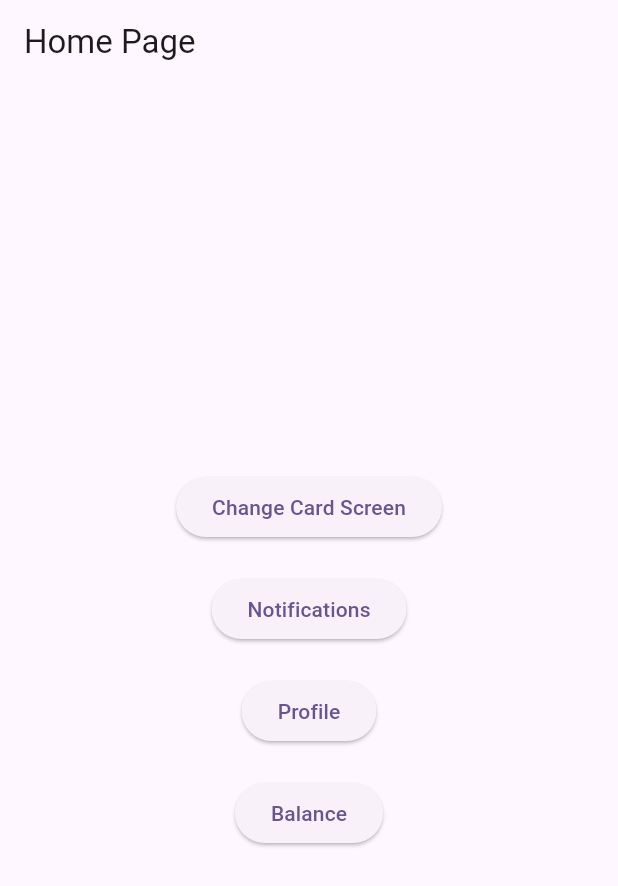
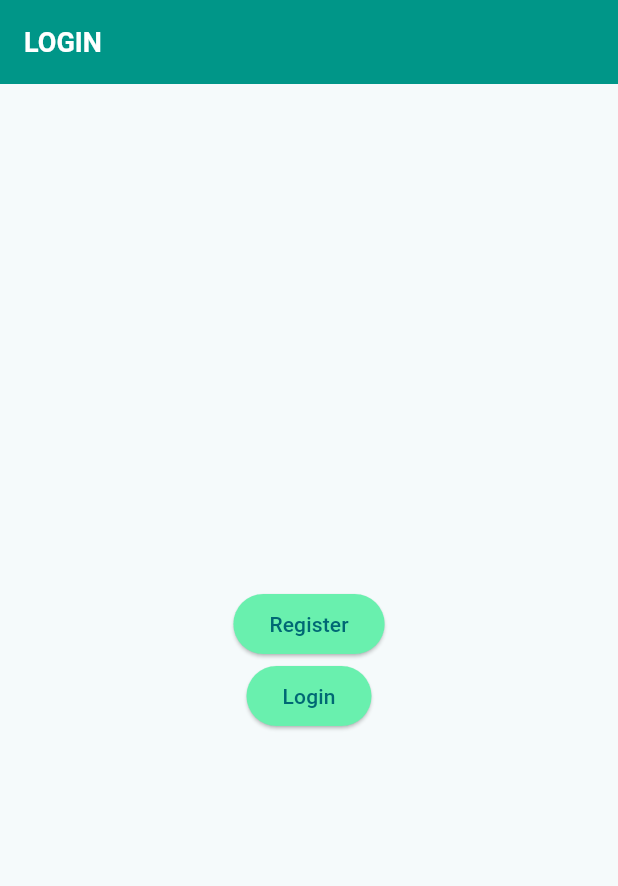
Before and after one commit to iunoz/uts_mobile_banking, a Flutter app: the screen it shows after launch, on a phone screen of 412 x 824 dp. Shown: the top 886 px of the screen. Run offline on Flutter 3.47's test engine with Material 3 defaults, Android fonts, the phone set to English and light mode, and no system bars.

Commit message:
Register_tahap1, menambah function di custom_button, membuat button di login_screen, dan homescreen_tahap1

```diff
--- a/lib/main.dart
+++ b/lib/main.dart
@@ -1,9 +1,5 @@
 import 'package:flutter/material.dart';
-import 'package:uts_mobile_banking/screens/balance_screen.dart';
-import 'screens/changecard_screen.dart';
-import 'widgets/custom_button.dart';
-import 'screens/notification_screen.dart';
-import 'screens/profile_screen.dart';
+import 'screens/login_screen.dart';
 
 void main() {
   runApp(const MyApp());
@@ -18,54 +14,16 @@ class MyApp extends StatelessWidget {
       debugShowCheckedModeBanner: false,
       title: 'Flutter Demo',
       theme: ThemeData(
-        colorScheme: ColorScheme.fromSeed(seedColor: Colors.deepPurple),
+        colorScheme: ColorScheme.fromSeed(
+            seedColor: const Color.fromARGB(255, 255, 255, 255)),
         useMaterial3: true,
+        elevatedButtonTheme: ElevatedButtonThemeData(
+          style: ElevatedButton.styleFrom(
+            backgroundColor: Colors.white,
+          ),
+        ),
       ),
-      home: const MyHomePage(title: 'Home Page'), // Halaman Home
+      home: const LoginScreen(),
     );
   }
 }
-
-class MyHomePage extends StatelessWidget {
-  const MyHomePage({super.key, required this.title});
-
-  final String title;
-
-  @override
-  Widget build(BuildContext context) {
-    return Scaffold(
-      appBar: AppBar(
-        title: Text(title),
-      ),
-      body: Center(
-        child: Column(
-          mainAxisAlignment: MainAxisAlignment.center,
-          children: [
-            // Tombol untuk ChangeCardScreen
-            CustomButton(
-              buttonText: 'Change Card Screen',
-              destination: ChangeCardScreen(),
-            ),
-            SizedBox(height: 20), // jarak antar tombol
-            // Tombol untuk NotificationScreen
-            CustomButton(
-              buttonText: 'Notifications',
-              destination: NotificationScreen(),
-            ),
-            SizedBox(height: 20),
-            // Tombol untuk ProfileScreen
-            CustomButton(
-              buttonText: 'Profile',
-              destination: ProfileScreen(),
-            ),
-            SizedBox(height: 20),
-            CustomButton(
-              buttonText: 'Balance',
-              destination: BalanceScreen(),
-            ),
-          ],
-        ),
-      ),
-    );
-  }
-}
--- /dev/null
+++ b/lib/screens/login_screen.dart
@@ -0,0 +1,57 @@
+import 'package:flutter/material.dart';
+import 'register_screen.dart';
+import 'home_screen.dart';
+import '../widgets/custom_button.dart';
+
+class LoginScreen extends StatelessWidget {
+  final bool registrationSuccessful;
+
+  const LoginScreen({super.key, this.registrationSuccessful = false});
+
+  @override
+  Widget build(BuildContext context) {
+    return Scaffold(
+      appBar: AppBar(
+        title: const Text(
+          "LOGIN",
+          style: TextStyle(
+            color: Colors.white,
+            fontWeight: FontWeight.bold,
+            fontSize: 18,
+          ),
+        ),
+        backgroundColor: Colors.teal,
+      ),
+      body: Center(
+        child: Column(
+          mainAxisAlignment: MainAxisAlignment.center,
+          children: [
+            if (registrationSuccessful)
+              const Padding(
+                padding: EdgeInsets.all(16.0),
+                child: Text(
+                  'Registration Successful! Please log in.',
+                  style: TextStyle(
+                    color: Colors.green,
+                    fontSize: 16,
+                    fontWeight: FontWeight.bold,
+                  ),
+                ),
+              ),
+            const CustomButton(
+              buttonText: 'Register',
+              destination: RegisterScreen(),
+              color: Colors.greenAccent,
+            ),
+            const CustomButton(
+              buttonText: 'Login',
+              destination: HomeScreen(),
+              color: Colors.greenAccent,
+              usePushReplacement: true,
+            ),
+          ],
+        ),
+      ),
+    );
+  }
+}
--- a/lib/widgets/custom_button.dart
+++ b/lib/widgets/custom_button.dart
@@ -3,10 +3,16 @@ import 'package:flutter/material.dart';
 class CustomButton extends StatelessWidget {
   final String buttonText;
   final Widget destination;
+  final Color color;
+  final bool usePushReplacement;
+  final bool usePushAndRemoveUntil;
 
   const CustomButton({
     required this.buttonText,
     required this.destination,
+    required this.color,
+    this.usePushReplacement = false,
+    this.usePushAndRemoveUntil = false,
     super.key,
   });
 
@@ -14,11 +20,27 @@ class CustomButton extends StatelessWidget {
   Widget build(BuildContext context) {
     return ElevatedButton(
       onPressed: () {
-        Navigator.push(
-          context,
-          MaterialPageRoute(builder: (context) => destination),
-        );
+        if (usePushAndRemoveUntil) {
+          Navigator.pushAndRemoveUntil(
+            context,
+            MaterialPageRoute(builder: (context) => destination),
+            (Route<dynamic> route) => false, //hapus semua routes sebelumnya
+          );
+        } else if (usePushReplacement) {
+          Navigator.pushReplacement(
+            context,
+            MaterialPageRoute(builder: (context) => destination),
+          );
+        } else {
+          Navigator.push(
+            context,
+            MaterialPageRoute(builder: (context) => destination),
+          );
+        }
       },
+      style: ElevatedButton.styleFrom(
+        backgroundColor: color,
+      ),
       child: Text(buttonText),
     );
   }
```
Also changed, not shown: lib/screens/home_screen.dart (added, +61 -0 lines), lib/screens/register_screen.dart (added, +134 -0 lines).
